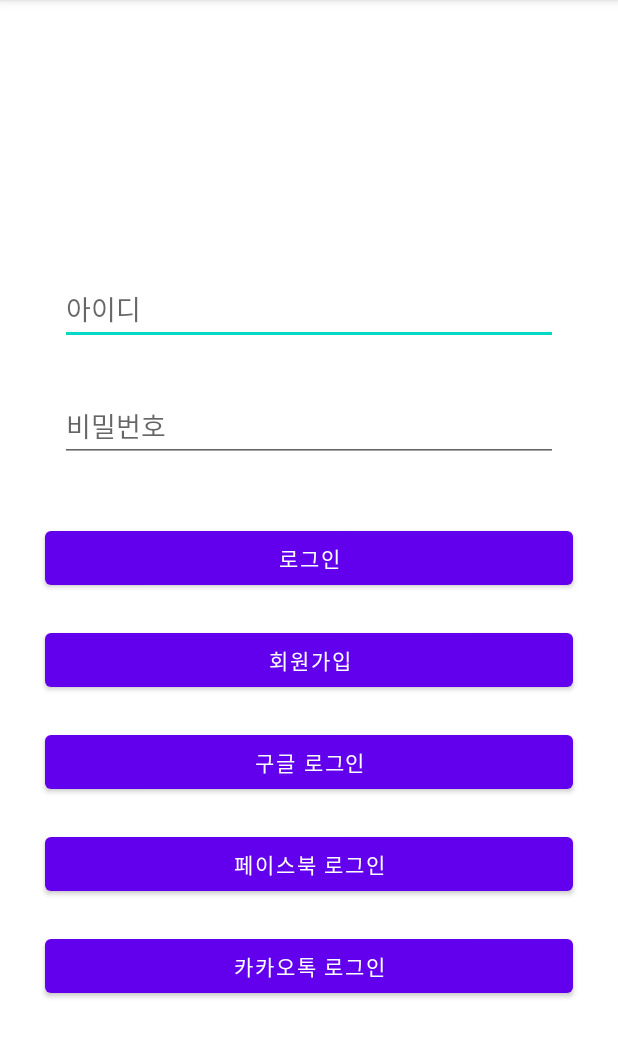
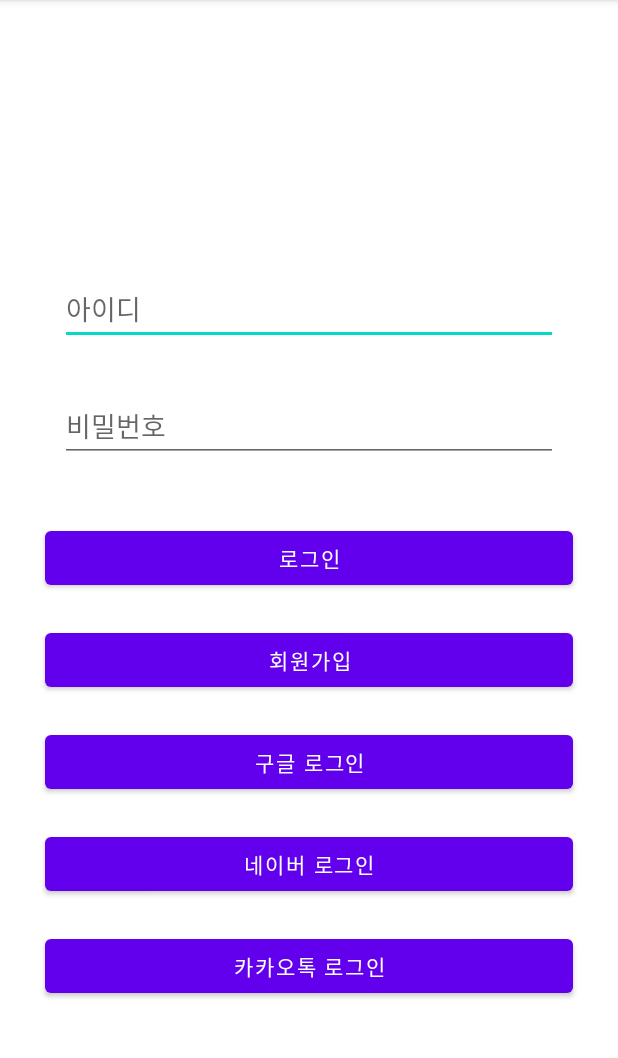
Before and after one commit to Chaeduk/REST-API-Project, an Android app: the screen it shows after launch (MainActivity), on a phone screen of 412 x 824 dp, the part 84-1142 px from its top. Run offline under Robolectric (Android 15) with nearby library versions, the phone set to English and light mode, and no system bars; libraries missing offline, so code that uses them is left out: com.kakao.sdk; 4 statements that could not run were skipped.

Commit message:
update layout(facebook->naver)

```diff
--- a/Project/app/src/main/res/layout/activity_main.xml
+++ b/Project/app/src/main/res/layout/activity_main.xml
@@ -14,19 +14,19 @@
         android:layout_marginEnd="30dp"
         android:layout_marginBottom="20dp"
         android:text="구글 로그인"
-        app:layout_constraintBottom_toTopOf="@+id/facebook_login"
+        app:layout_constraintBottom_toTopOf="@+id/naver_login"
         app:layout_constraintEnd_toEndOf="parent"
         app:layout_constraintHorizontal_bias="0.0"
         app:layout_constraintStart_toStartOf="parent" />
 
     <Button
-        android:id="@+id/facebook_login"
+        android:id="@+id/naver_login"
         android:layout_width="0dp"
         android:layout_height="wrap_content"
         android:layout_marginStart="30dp"
         android:layout_marginEnd="30dp"
         android:layout_marginBottom="20dp"
-        android:text="페이스북 로그인"
+        android:text="네이버 로그인"
         app:layout_constraintBottom_toTopOf="@+id/kakao_login"
         app:layout_constraintEnd_toEndOf="parent"
         app:layout_constraintHorizontal_bias="0.0"
```
